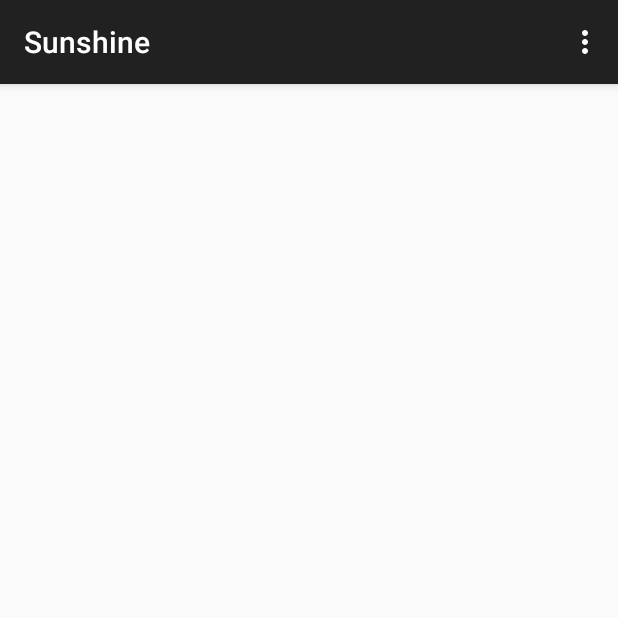
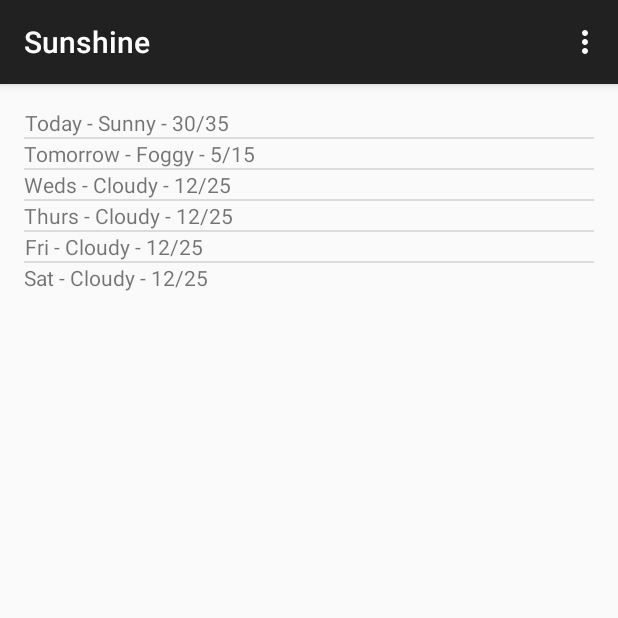
Before and after one commit to irvingDevMobi/mysunshineapp, an Android app: the screen it shows after launch (MainActivity), on a phone screen of 412 x 824 dp, the top half of it. Run offline under Robolectric (Android 15) with nearby library versions, the phone set to English and light mode, and no system bars.

```diff
--- a/app/src/main/java/com/example/android/sunshine/app/MainActivity.java
+++ b/app/src/main/java/com/example/android/sunshine/app/MainActivity.java
@@ -8,6 +8,8 @@ import android.view.Menu;
 import android.view.MenuItem;
 import android.view.View;
 import android.view.ViewGroup;
+import android.widget.ArrayAdapter;
+import android.widget.ListView;
 
 
 public class MainActivity extends ActionBarActivity {
@@ -50,7 +52,7 @@ public class MainActivity extends ActionBarActivity {
      */
     public static class PlaceholderFragment extends Fragment {
 
-        String [] forecastList = {
+        String[] forecastList = {
                 "Today - Sunny - 30/35",
                 "Tomorrow - Foggy - 5/15",
                 "Weds - Cloudy - 12/25",
@@ -65,6 +67,12 @@ public class MainActivity extends ActionBarActivity {
         public View onCreateView(LayoutInflater inflater, ViewGroup container,
                                  Bundle savedInstanceState) {
             View rootView = inflater.inflate(R.layout.fragment_main, container, false);
+            ListView listView = (ListView) rootView.findViewById(R.id.listview_forecast);
+            ArrayAdapter<String> arrayAdapter = new ArrayAdapter<>(getActivity(),
+                                                                   R.layout.list_item_forecast,
+                                                                   R.id.list_item_forecast_textview,
+                                                                   forecastList);
+            listView.setAdapter(arrayAdapter);
             return rootView;
         }
     }
```
